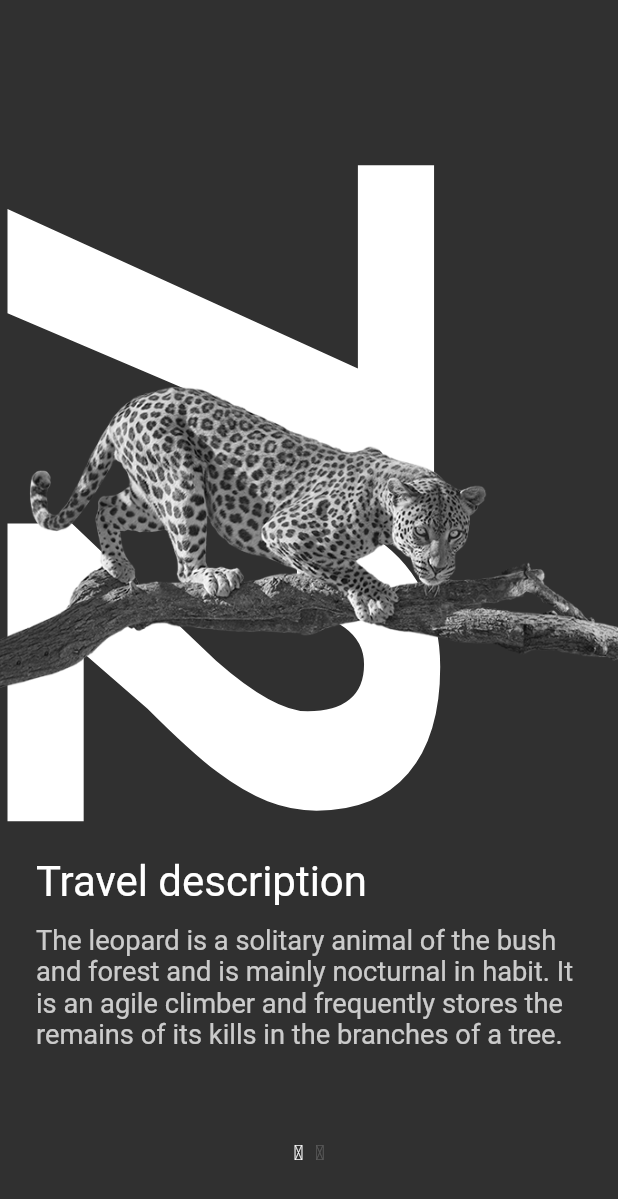
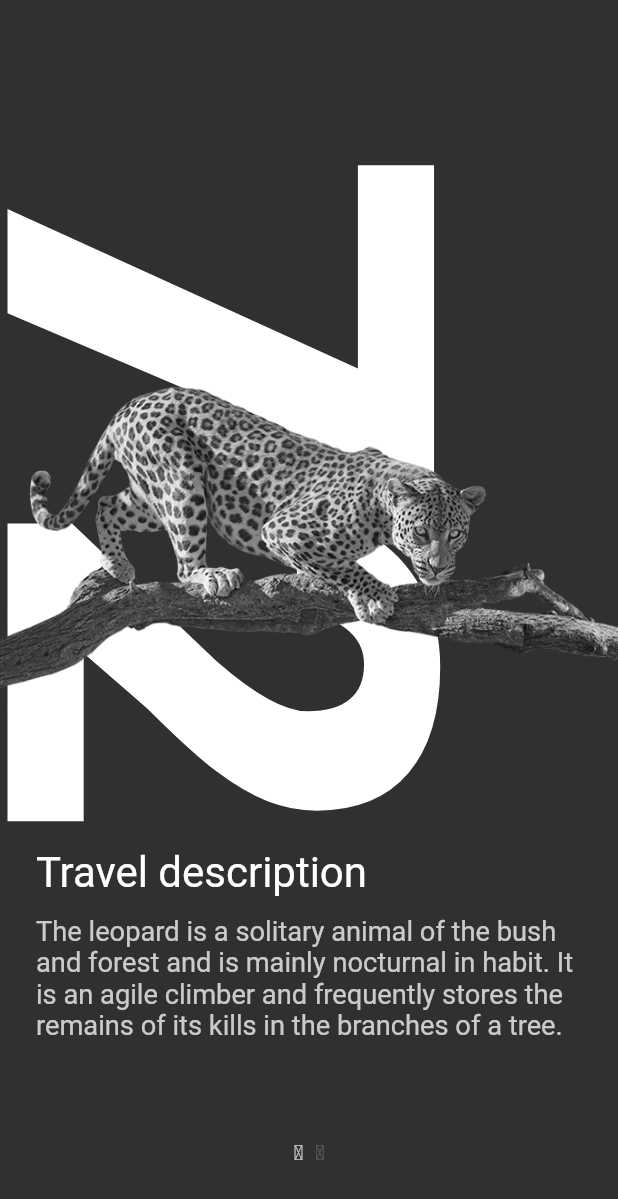
Before and after one commit to loctt-executionlab/animation_practice, a Flutter app: the screen it shows after launch, on a phone screen of 412 x 824 dp. Shown: the top 1199 px of the screen. Run offline on Flutter 3.47's test engine with Material 2 defaults, Android fonts, the phone set to English and light mode, and no system bars; our stand-ins replace flutter_hooks, flutter_riverpod, hooks_riverpod.

Commit message:
fixed size for info panel

```diff
--- a/lib/screen3/tabs/tab_1.dart
+++ b/lib/screen3/tabs/tab_1.dart
@@ -35,7 +35,9 @@ class Tab1 extends ConsumerWidget {
               const SizedBox(
                 height: 12,
               ),
-              Text(
+              SizedBox(
+                height: 90,
+                child: Text(
                   leopardContent,
                   textScaleFactor: 1.3,
                   style: TextStyle(
@@ -44,6 +46,7 @@ class Tab1 extends ConsumerWidget {
                           .onBackground
                           .withOpacity(opacity * 0.75)),
                 ),
+              ),
               const SizedBox(height: 100),
             ],
           );
--- a/lib/screen3/widgets/tab_indicator.dart
+++ b/lib/screen3/widgets/tab_indicator.dart
@@ -56,7 +56,7 @@ class _Dot extends StatelessWidget {
 
   @override
   Widget build(BuildContext context) {
-    final double opacity = (1 - currentPage - page).abs().clamp(0.2, 1);
+    final double opacity = (1 - currentPage - page).abs().clamp(0.2, 0.8);
     return Text(
       '\u25cf',
       style: TextStyle(
```
Also changed, not shown: lib/screen3/tabs/tab_2.dart (+3 -9 lines). Lines whose indentation alone changed are shown as unchanged.
